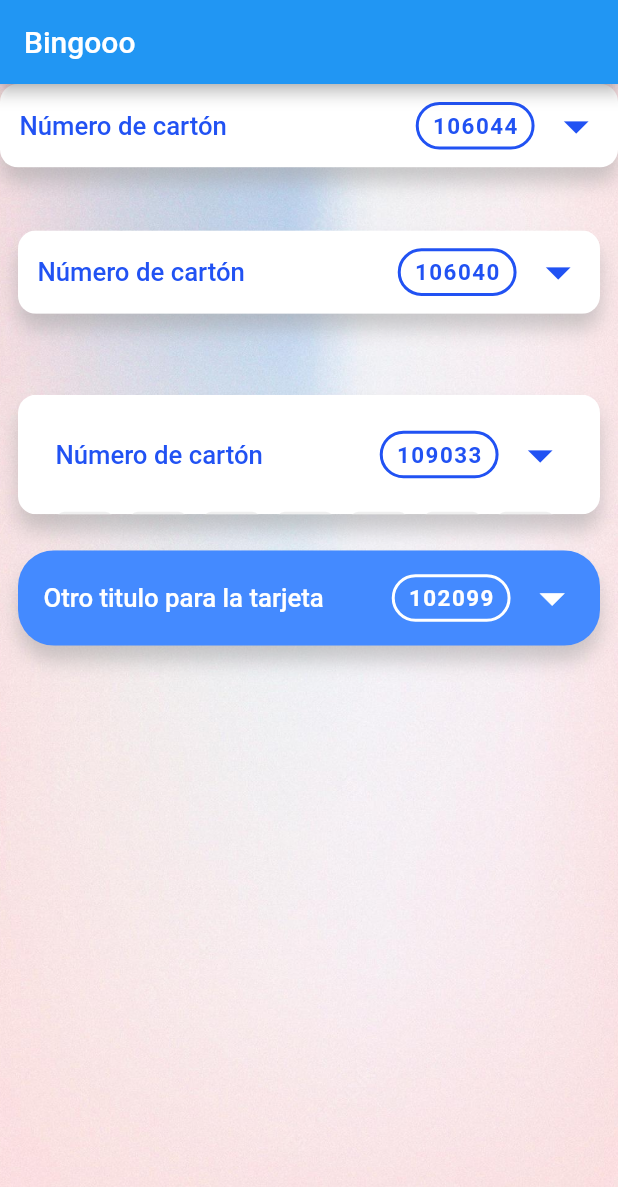
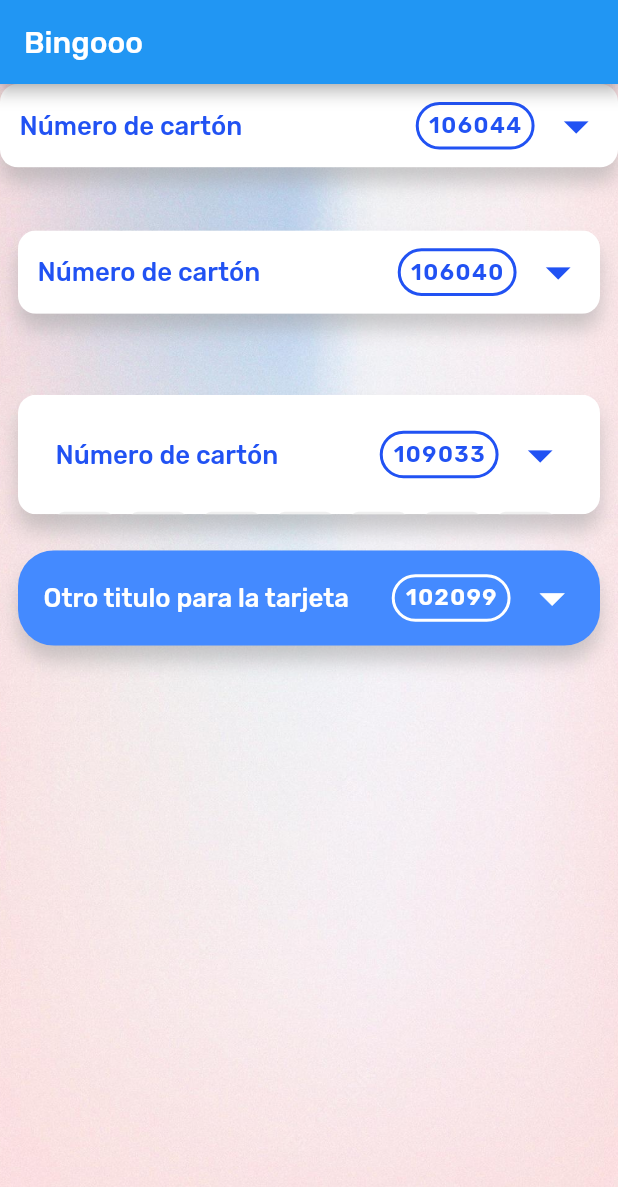
Before and after one commit to flourdes/folding_cardboard, a Flutter app: the screen it shows after launch, on a phone screen of 412 x 824 dp. Shown: the top 1187 px of the screen. Run offline on Flutter 3.47's test engine with Material 2 defaults, Android fonts, the light colour scheme and no system bars; our stand-ins replace google_fonts.

Commit message:
añadi fuente, di proporcion de cuadrado a la cell

```diff
--- a/lib/folding_cardboard_component_custom.dart
+++ b/lib/folding_cardboard_component_custom.dart
@@ -71,9 +71,11 @@ class _FoldingCardboardComponentCustomState
   }
 
   _cell(index, sizeCell, sizeNumber) {
-    return Container(
-      width: sizeCell,
-      height: sizeCell,
+    return AspectRatio(
+      aspectRatio: 1 / 1,
+      child: Container(
+        //width: sizeCell,
+        //height: sizeCell,
         margin: const EdgeInsets.all(
             5), //index%7 == 0 ? const EdgeInsets.only(right: 5) : const EdgeInsets.only(left: 5),
         decoration: BoxDecoration(
@@ -93,6 +95,7 @@ class _FoldingCardboardComponentCustomState
             fontWeight: FontWeight.bold,
             fontSize: sizeNumber,
             color: widget.cellText, //Colors.black54
+          ),
         ),
       ),
     );
--- a/lib/main.dart
+++ b/lib/main.dart
@@ -1,5 +1,5 @@
 import 'package:flutter/material.dart';
-
+import 'package:google_fonts/google_fonts.dart';
 import 'view.dart';
 
 void main() {
@@ -17,6 +17,7 @@ class MyApp extends StatelessWidget {
       debugShowCheckedModeBanner: false,
       theme: ThemeData(
         primarySwatch: Colors.blue,
+        textTheme: GoogleFonts.rubikTextTheme(),
       ),
       home: const View(),
     );
--- a/pubspec.yaml
+++ b/pubspec.yaml
@@ -29,6 +29,7 @@ environment:
 # the latest version available on pub.dev. To see which dependencies have newer
 # versions available, run `flutter pub outdated`.
 dependencies:
+  google_fonts: ^3.0.1
   flutter:
     sdk: flutter
 
```
Also changed, not shown: pubspec.lock. Lines whose indentation alone changed are shown as unchanged.
